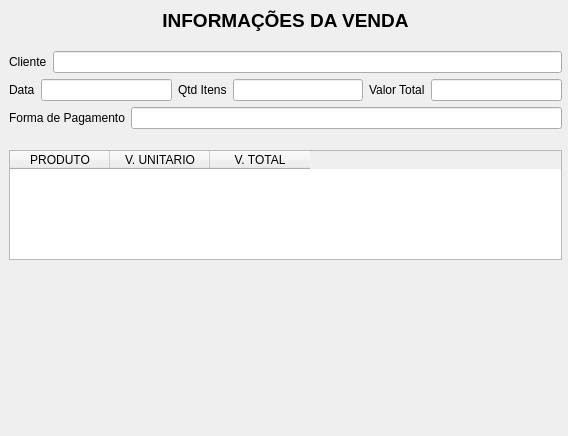
Above: ui/ui_informacaoVenda.ui from adaiasreis/ProjetoMatCons_F before the change. Below: the same form after it.
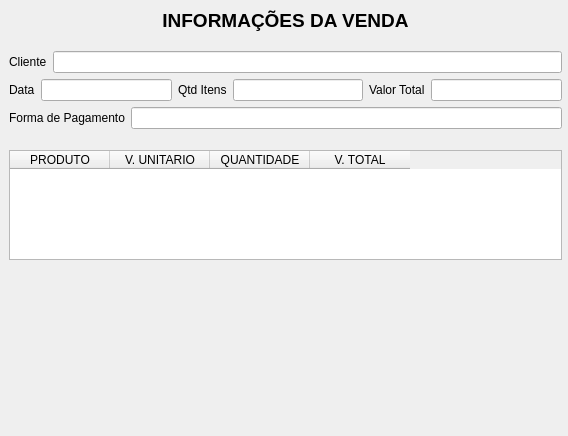
That is the form after the change.

```diff
--- a/ui/ui_informacaoVenda.ui
+++ b/ui/ui_informacaoVenda.ui
@@ -150,6 +150,11 @@
         <string>V. UNITARIO</string>
        </property>
       </column>
+      <column>
+       <property name="text">
+        <string>QUANTIDADE</string>
+       </property>
+      </column>
       <column>
        <property name="text">
         <string>V. TOTAL</string>
```
